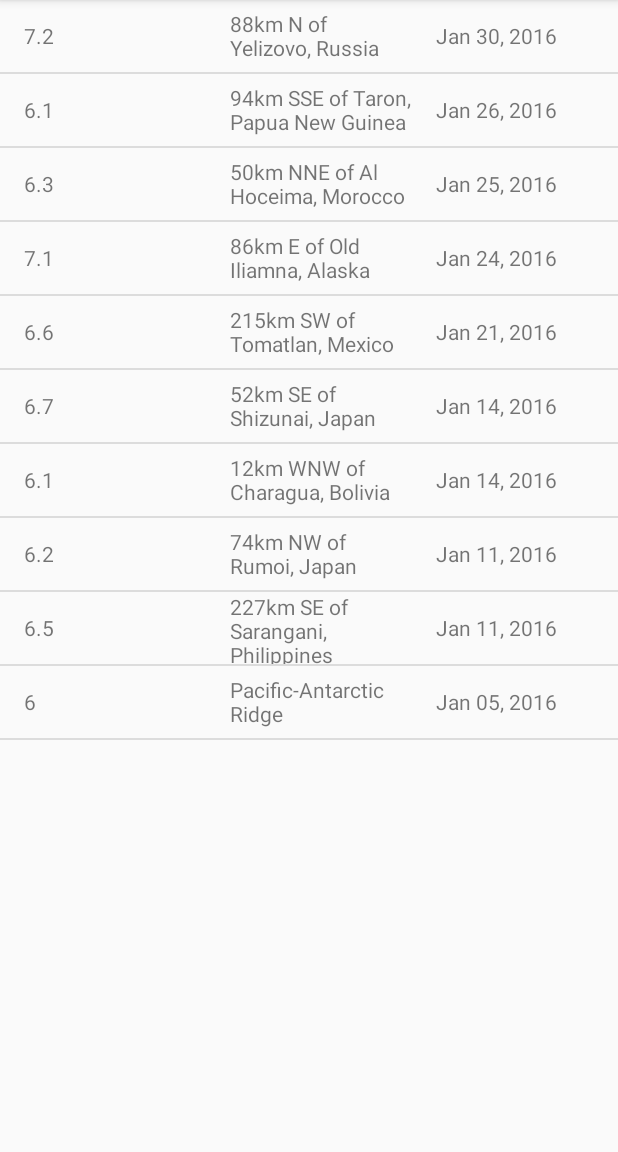
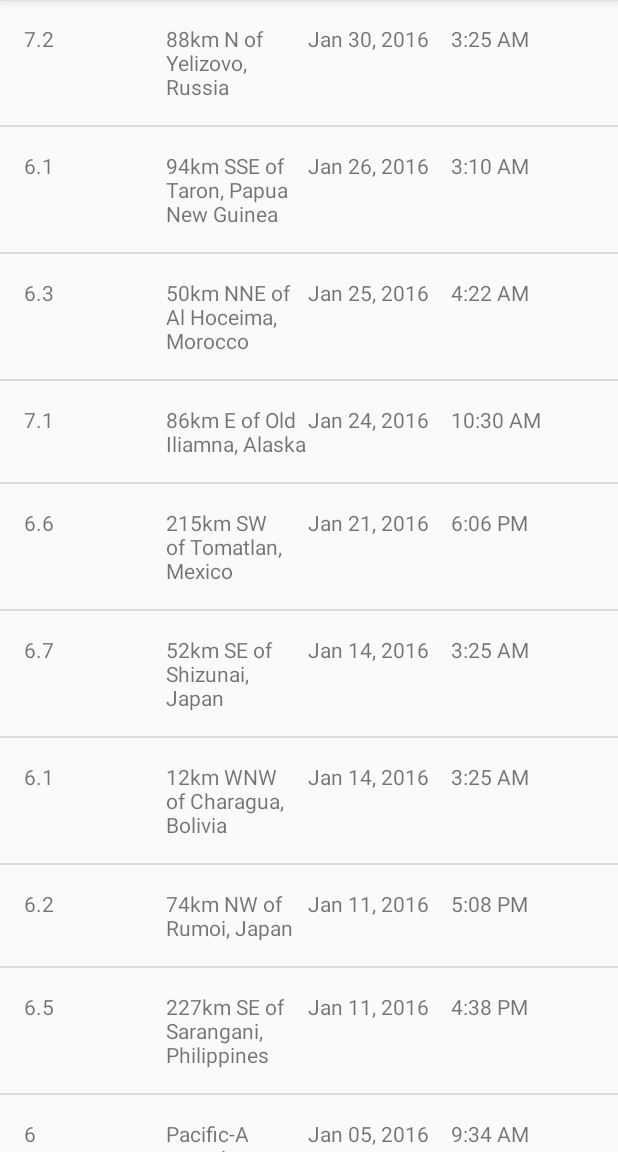
Before and after one commit to JuniiiSays/EarthquakeReportApp, an Android app: the screen it shows after launch (EarthquakeActivity), on a phone screen of 412 x 824 dp, the part 84-1236 px from its top. Run offline under Robolectric (Android 15) with nearby library versions, the phone set to English and light mode, and no system bars.

Commit message:
MilliSecond time is divided into two parts

```diff
--- a/app/src/main/java/com/example/android/quakereport/Earthquake.java
+++ b/app/src/main/java/com/example/android/quakereport/Earthquake.java
@@ -4,23 +4,23 @@ class Earthquake {
 
     private String mMag;
     private String mCityName;
-    private String mDate;
+    private long mTimeInMilliSeconds;
 
-    public Earthquake(String mag, String cityName, String date) {
+    public Earthquake(String mag, String cityName, long timeInMilliSeconds) {
         mMag = mag;
         mCityName = cityName;
-        mDate = date;
+        mTimeInMilliSeconds = timeInMilliSeconds;
     }
 
-    public String getmMag() {
+    public String getMag() {
         return mMag;
     }
 
-    public String getmCityName() {
+    public String getCityName() {
         return mCityName;
     }
 
-    public String getmDate() {
-        return mDate;
+    public long getDateInMilliSeconds() {
+        return mTimeInMilliSeconds;
     }
 }
--- a/app/src/main/java/com/example/android/quakereport/EarthquakeAdapter.java
+++ b/app/src/main/java/com/example/android/quakereport/EarthquakeAdapter.java
@@ -11,7 +11,9 @@ import android.widget.TextView;
 import androidx.annotation.NonNull;
 import androidx.annotation.Nullable;
 
+import java.text.SimpleDateFormat;
 import java.util.ArrayList;
+import java.util.Date;
 
 class EarthquakeAdapter extends ArrayAdapter<Earthquake> {
     public EarthquakeAdapter(Activity context, ArrayList<Earthquake> earthquakes) {
@@ -32,11 +34,30 @@ class EarthquakeAdapter extends ArrayAdapter<Earthquake> {
         TextView magTextView = (TextView) listViewItem.findViewById(R.id.mag_text_view);
         TextView cityTextView = (TextView) listViewItem.findViewById(R.id.city_text_view);
         TextView dateTextView = (TextView) listViewItem.findViewById(R.id.date_text_view);
+        TextView timeTetView = (TextView) listViewItem.findViewById(R.id.time_text_view);
 
-        magTextView.setText(currentEarthquake.getmMag());
-        cityTextView.setText(currentEarthquake.getmCityName());
-        dateTextView.setText(currentEarthquake.getmDate());
+
+        magTextView.setText(currentEarthquake.getMag());
+        cityTextView.setText(currentEarthquake.getCityName());
+
+        Date dateObject = new Date(currentEarthquake.getDateInMilliSeconds());
+
+        String formattedDate = formatDate(dateObject);
+        String formattedTime = formatTime(dateObject);
+
+        dateTextView.setText(formattedDate);
+        timeTetView.setText(formattedTime);
 
         return listViewItem;
     }
+
+    private String formatDate(Date dateObject){
+        SimpleDateFormat simpleDateFormat = new SimpleDateFormat("LLL dd, yyyy");
+        return simpleDateFormat.format(dateObject);
+    }
+
+    private String formatTime(Date dateObject){
+        SimpleDateFormat simpleTimeFormat = new SimpleDateFormat("h:mm a");
+        return simpleTimeFormat.format(dateObject);
+    }
 }
--- a/app/src/main/java/com/example/android/quakereport/QueryUtils.java
+++ b/app/src/main/java/com/example/android/quakereport/QueryUtils.java
@@ -59,14 +59,11 @@ class QueryUtils {
 
                 String magnitude = properties.getString("mag");
                 String location = properties.getString("place");
-                long time = properties.getLong("time");
+                long timeInMilliSeconds = properties.getLong("time");
 
-                Date dateObject = new Date(time);
 
-                SimpleDateFormat dateFormatter = new SimpleDateFormat("MMM DD, yyyy");
-                String dateToDisplay = dateFormatter.format(time);
 
-                Earthquake earthquake = new Earthquake(magnitude, location, dateToDisplay);
+                Earthquake earthquake = new Earthquake(magnitude, location, timeInMilliSeconds);
                 earthquakes.add(earthquake);
             }
 
--- a/app/src/main/res/layout/list_item.xml
+++ b/app/src/main/res/layout/list_item.xml
@@ -1,32 +1,33 @@
 <?xml version="1.0" encoding="utf-8"?>
 <LinearLayout xmlns:android="http://schemas.android.com/apk/res/android"
     android:layout_width="match_parent"
-    android:layout_height="48dp"
-    android:orientation="horizontal">
-
+    android:layout_height="match_parent"
+    xmlns:tools="http://schemas.android.com/tools"
+    android:orientation="horizontal"
+    android:padding="16dp">
     <TextView
         android:id="@+id/mag_text_view"
         android:layout_width="0dp"
-        android:layout_height="match_parent"
+        android:layout_height="wrap_content"
         android:layout_weight="1"
-        android:gravity="center_vertical"
-        android:paddingStart="16dp"
-        android:text="Mag"/>
+        android:text="7.6"/>
     <TextView
         android:id="@+id/city_text_view"
         android:layout_width="0dp"
-        android:layout_height="match_parent"
+        android:layout_height="wrap_content"
         android:layout_weight="1"
-        android:gravity="center_vertical"
-        android:paddingStart="16dp"
-        android:text="City"/>
+        android:text="San Francisco, CA"/>
     <TextView
         android:id="@+id/date_text_view"
         android:layout_width="0dp"
-        android:layout_height="match_parent"
+        android:layout_height="wrap_content"
         android:layout_weight="1"
-        android:gravity="center_vertical"
-        android:paddingStart="16dp"
-        android:text="Date"/>
+        tools:text="Aug 28, 2022"/>
+    <TextView
+        android:id="@+id/time_text_view"
+        android:layout_width="0dp"
+        android:layout_height="wrap_content"
+        android:layout_weight="1"
+        tools:text="3:00 PM"/>
 
 </LinearLayout>
```
